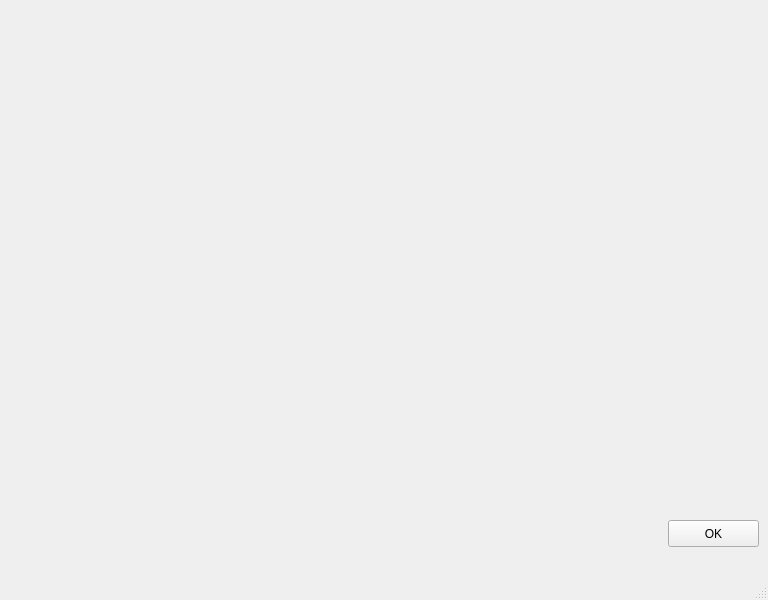
stoic1979/robovision, file app.ui: the form before one commit.
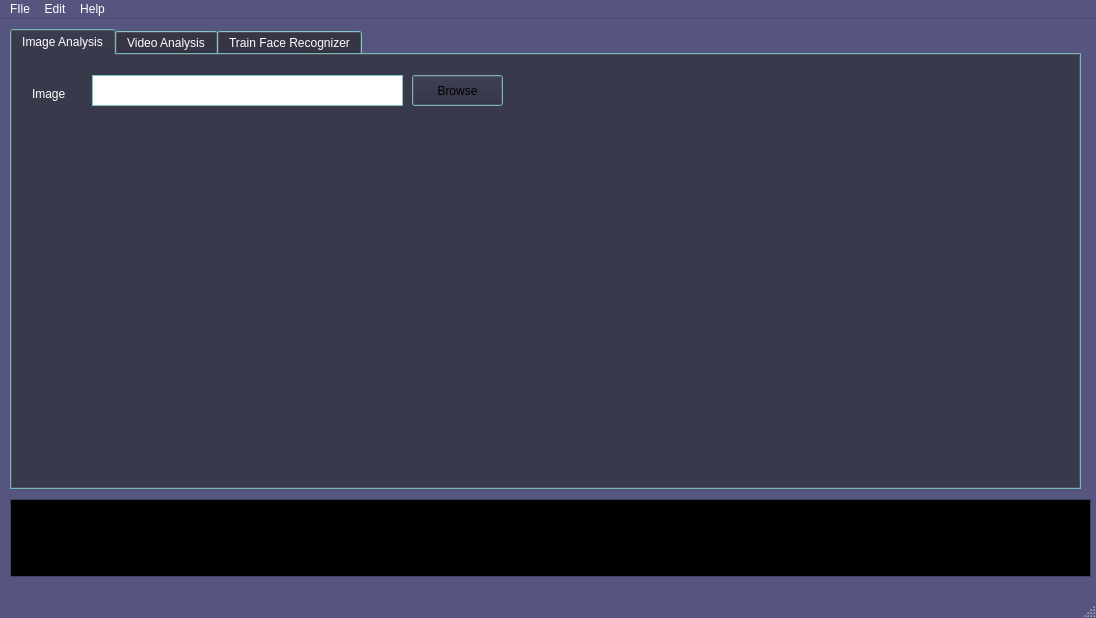
The form after the commit. The open tabs and pages were chosen to show the change.

Commit message: added tabbed widgets on dashboard

```diff
--- a/app.ui
+++ b/app.ui
@@ -6,26 +6,976 @@
    <rect>
     <x>0</x>
     <y>0</y>
-    <width>768</width>
-    <height>600</height>
+    <width>1096</width>
+    <height>618</height>
    </rect>
   </property>
+  <property name="palette">
+   <palette>
+    <active>
+     <colorrole role="WindowText">
+      <brush brushstyle="SolidPattern">
+       <color alpha="255">
+        <red>255</red>
+        <green>255</green>
+        <blue>255</blue>
+       </color>
+      </brush>
+     </colorrole>
+     <colorrole role="Button">
+      <brush brushstyle="SolidPattern">
+       <color alpha="255">
+        <red>85</red>
+        <green>170</green>
+        <blue>255</blue>
+       </color>
+      </brush>
+     </colorrole>
+     <colorrole role="Light">
+      <brush brushstyle="SolidPattern">
+       <color alpha="255">
+        <red>127</red>
+        <green>127</green>
+        <blue>191</blue>
+       </color>
+      </brush>
+     </colorrole>
+     <colorrole role="Midlight">
+      <brush brushstyle="SolidPattern">
+       <color alpha="255">
+        <red>106</red>
+        <green>106</green>
+        <blue>159</blue>
+       </color>
+      </brush>
+     </colorrole>
+     <colorrole role="Dark">
+      <brush brushstyle="SolidPattern">
+       <color alpha="255">
+        <red>42</red>
+        <green>42</green>
+        <blue>63</blue>
+       </color>
+      </brush>
+     </colorrole>
+     <colorrole role="Mid">
+      <brush brushstyle="SolidPattern">
+       <color alpha="255">
+        <red>56</red>
+        <green>56</green>
+        <blue>84</blue>
+       </color>
+      </brush>
+     </colorrole>
+     <colorrole role="Text">
+      <brush brushstyle="SolidPattern">
+       <color alpha="255">
+        <red>255</red>
+        <green>255</green>
+        <blue>255</blue>
+       </color>
+      </brush>
+     </colorrole>
+     <colorrole role="BrightText">
+      <brush brushstyle="SolidPattern">
+       <color alpha="255">
+        <red>255</red>
+        <green>255</green>
+        <blue>255</blue>
+       </color>
+      </brush>
+     </colorrole>
+     <colorrole role="ButtonText">
+      <brush brushstyle="SolidPattern">
+       <color alpha="255">
+        <red>255</red>
+        <green>255</green>
+        <blue>255</blue>
+       </color>
+      </brush>
+     </colorrole>
+     <colorrole role="Base">
+      <brush brushstyle="SolidPattern">
+       <color alpha="255">
+        <red>0</red>
+        <green>0</green>
+        <blue>0</blue>
+       </color>
+      </brush>
+     </colorrole>
+     <colorrole role="Window">
+      <brush brushstyle="SolidPattern">
+       <color alpha="255">
+        <red>85</red>
+        <green>85</green>
+        <blue>127</blue>
+       </color>
+      </brush>
+     </colorrole>
+     <colorrole role="Shadow">
+      <brush brushstyle="SolidPattern">
+       <color alpha="255">
+        <red>0</red>
+        <green>0</green>
+        <blue>0</blue>
+       </color>
+      </brush>
+     </colorrole>
+     <colorrole role="AlternateBase">
+      <brush brushstyle="SolidPattern">
+       <color alpha="255">
+        <red>42</red>
+        <green>42</green>
+        <blue>63</blue>
+       </color>
+      </brush>
+     </colorrole>
+     <colorrole role="ToolTipBase">
+      <brush brushstyle="SolidPattern">
+       <color alpha="255">
+        <red>255</red>
+        <green>255</green>
+        <blue>220</blue>
+       </color>
+      </brush>
+     </colorrole>
+     <colorrole role="ToolTipText">
+      <brush brushstyle="SolidPattern">
+       <color alpha="255">
+        <red>0</red>
+        <green>0</green>
+        <blue>0</blue>
+       </color>
+      </brush>
+     </colorrole>
+    </active>
+    <inactive>
+     <colorrole role="WindowText">
+      <brush brushstyle="SolidPattern">
+       <color alpha="255">
+        <red>255</red>
+        <green>255</green>
+        <blue>255</blue>
+       </color>
+      </brush>
+     </colorrole>
+     <colorrole role="Button">
+      <brush brushstyle="SolidPattern">
+       <color alpha="255">
+        <red>85</red>
+        <green>170</green>
+        <blue>255</blue>
+       </color>
+      </brush>
+     </colorrole>
+     <colorrole role="Light">
+      <brush brushstyle="SolidPattern">
+       <color alpha="255">
+        <red>127</red>
+        <green>127</green>
+        <blue>191</blue>
+       </color>
+      </brush>
+     </colorrole>
+     <colorrole role="Midlight">
+      <brush brushstyle="SolidPattern">
+       <color alpha="255">
+        <red>106</red>
+        <green>106</green>
+        <blue>159</blue>
+       </color>
+      </brush>
+     </colorrole>
+     <colorrole role="Dark">
+      <brush brushstyle="SolidPattern">
+       <color alpha="255">
+        <red>42</red>
+        <green>42</green>
+        <blue>63</blue>
+       </color>
+      </brush>
+     </colorrole>
+     <colorrole role="Mid">
+      <brush brushstyle="SolidPattern">
+       <color alpha="255">
+        <red>56</red>
+        <green>56</green>
+        <blue>84</blue>
+       </color>
+      </brush>
+     </colorrole>
+     <colorrole role="Text">
+      <brush brushstyle="SolidPattern">
+       <color alpha="255">
+        <red>255</red>
+        <green>255</green>
+        <blue>255</blue>
+       </color>
+      </brush>
+     </colorrole>
+     <colorrole role="BrightText">
+      <brush brushstyle="SolidPattern">
+       <color alpha="255">
+        <red>255</red>
+        <green>255</green>
+        <blue>255</blue>
+       </color>
+      </brush>
+     </colorrole>
+     <colorrole role="ButtonText">
+      <brush brushstyle="SolidPattern">
+       <color alpha="255">
+        <red>255</red>
+        <green>255</green>
+        <blue>255</blue>
+       </color>
+      </brush>
+     </colorrole>
+     <colorrole role="Base">
+      <brush brushstyle="SolidPattern">
+       <color alpha="255">
+        <red>0</red>
+        <green>0</green>
+        <blue>0</blue>
+       </color>
+      </brush>
+     </colorrole>
+     <colorrole role="Window">
+      <brush brushstyle="SolidPattern">
+       <color alpha="255">
+        <red>85</red>
+        <green>85</green>
+        <blue>127</blue>
+       </color>
+      </brush>
+     </colorrole>
+     <colorrole role="Shadow">
+      <brush brushstyle="SolidPattern">
+       <color alpha="255">
+        <red>0</red>
+        <green>0</green>
+        <blue>0</blue>
+       </color>
+      </brush>
+     </colorrole>
+     <colorrole role="AlternateBase">
+      <brush brushstyle="SolidPattern">
+       <color alpha="255">
+        <red>42</red>
+        <green>42</green>
+        <blue>63</blue>
+       </color>
+      </brush>
+     </colorrole>
+     <colorrole role="ToolTipBase">
+      <brush brushstyle="SolidPattern">
+       <color alpha="255">
+        <red>255</red>
+        <green>255</green>
+        <blue>220</blue>
+       </color>
+      </brush>
+     </colorrole>
+     <colorrole role="ToolTipText">
+      <brush brushstyle="SolidPattern">
+       <color alpha="255">
+        <red>0</red>
+        <green>0</green>
+        <blue>0</blue>
+       </color>
+      </brush>
+     </colorrole>
+    </inactive>
+    <disabled>
+     <colorrole role="WindowText">
+      <brush brushstyle="SolidPattern">
+       <color alpha="255">
+        <red>42</red>
+        <green>42</green>
+        <blue>63</blue>
+       </color>
+      </brush>
+     </colorrole>
+     <colorrole role="Button">
+      <brush brushstyle="SolidPattern">
+       <color alpha="255">
+        <red>85</red>
+        <green>170</green>
+        <blue>255</blue>
+       </color>
+      </brush>
+     </colorrole>
+     <colorrole role="Light">
+      <brush brushstyle="SolidPattern">
+       <color alpha="255">
+        <red>127</red>
+        <green>127</green>
+        <blue>191</blue>
+       </color>
+      </brush>
+     </colorrole>
+     <colorrole role="Midlight">
+      <brush brushstyle="SolidPattern">
+       <color alpha="255">
+        <red>106</red>
+        <green>106</green>
+        <blue>159</blue>
+       </color>
+      </brush>
+     </colorrole>
+     <colorrole role="Dark">
+      <brush brushstyle="SolidPattern">
+       <color alpha="255">
+        <red>42</red>
+        <green>42</green>
+        <blue>63</blue>
+       </color>
+      </brush>
+     </colorrole>
+     <colorrole role="Mid">
+      <brush brushstyle="SolidPattern">
+       <color alpha="255">
+        <red>56</red>
+        <green>56</green>
+        <blue>84</blue>
+       </color>
+      </brush>
+     </colorrole>
+     <colorrole role="Text">
+      <brush brushstyle="SolidPattern">
+       <color alpha="255">
+        <red>42</red>
+        <green>42</green>
+        <blue>63</blue>
+       </color>
+      </brush>
+     </colorrole>
+     <colorrole role="BrightText">
+      <brush brushstyle="SolidPattern">
+       <color alpha="255">
+        <red>255</red>
+        <green>255</green>
+        <blue>255</blue>
+       </color>
+      </brush>
+     </colorrole>
+     <colorrole role="ButtonText">
+      <brush brushstyle="SolidPattern">
+       <color alpha="255">
+        <red>42</red>
+        <green>42</green>
+        <blue>63</blue>
+       </color>
+      </brush>
+     </colorrole>
+     <colorrole role="Base">
+      <brush brushstyle="SolidPattern">
+       <color alpha="255">
+        <red>85</red>
+        <green>85</green>
+        <blue>127</blue>
+       </color>
+      </brush>
+     </colorrole>
+     <colorrole role="Window">
+      <brush brushstyle="SolidPattern">
+       <color alpha="255">
+        <red>85</red>
+        <green>85</green>
+        <blue>127</blue>
+       </color>
+      </brush>
+     </colorrole>
+     <colorrole role="Shadow">
+      <brush brushstyle="SolidPattern">
+       <color alpha="255">
+        <red>0</red>
+        <green>0</green>
+        <blue>0</blue>
+       </color>
+      </brush>
+     </colorrole>
+     <colorrole role="AlternateBase">
+      <brush brushstyle="SolidPattern">
+       <color alpha="255">
+        <red>85</red>
+        <green>85</green>
+        <blue>127</blue>
+       </color>
+      </brush>
+     </colorrole>
+     <colorrole role="ToolTipBase">
+      <brush brushstyle="SolidPattern">
+       <color alpha="255">
+        <red>255</red>
+        <green>255</green>
+        <blue>220</blue>
+       </color>
+      </brush>
+     </colorrole>
+     <colorrole role="ToolTipText">
+      <brush brushstyle="SolidPattern">
+       <color alpha="255">
+        <red>0</red>
+        <green>0</green>
+        <blue>0</blue>
+       </color>
+      </brush>
+     </colorrole>
+    </disabled>
+   </palette>
+  </property>
   <property name="windowTitle">
    <string>MainWindow</string>
   </property>
   <widget class="QWidget" name="centralwidget">
-   <widget class="QPushButton" name="btnOk">
+   <widget class="QTextEdit" name="teLogs">
     <property name="geometry">
      <rect>
-      <x>668</x>
-      <y>520</y>
-      <width>91</width>
-      <height>27</height>
+      <x>10</x>
+      <y>480</y>
+      <width>1081</width>
+      <height>78</height>
      </rect>
     </property>
-    <property name="text">
-     <string>OK</string>
+   </widget>
+   <widget class="QTabWidget" name="tabWidget">
+    <property name="geometry">
+     <rect>
+      <x>10</x>
+      <y>10</y>
+      <width>1071</width>
+      <height>461</height>
+     </rect>
     </property>
+    <property name="palette">
+     <palette>
+      <active>
+       <colorrole role="WindowText">
+        <brush brushstyle="SolidPattern">
+         <color alpha="255">
+          <red>255</red>
+          <green>255</green>
+          <blue>255</blue>
+         </color>
+        </brush>
+       </colorrole>
+       <colorrole role="Button">
+        <brush brushstyle="SolidPattern">
+         <color alpha="255">
+          <red>39</red>
+          <green>39</green>
+          <blue>59</blue>
+         </color>
+        </brush>
+       </colorrole>
+       <colorrole role="Light">
+        <brush brushstyle="SolidPattern">
+         <color alpha="255">
+          <red>255</red>
+          <green>255</green>
+          <blue>255</blue>
+         </color>
+        </brush>
+       </colorrole>
+       <colorrole role="Midlight">
+        <brush brushstyle="SolidPattern">
+         <color alpha="255">
+          <red>212</red>
+          <green>255</green>
+          <blue>255</blue>
+         </color>
+        </brush>
+       </colorrole>
+       <colorrole role="Dark">
+        <brush brushstyle="SolidPattern">
+         <color alpha="255">
+          <red>85</red>
+          <green>127</green>
+          <blue>127</blue>
+         </color>
+        </brush>
+       </colorrole>
+       <colorrole role="Mid">
+        <brush brushstyle="SolidPattern">
+         <color alpha="255">
+          <red>113</red>
+          <green>170</green>
+          <blue>170</blue>
+         </color>
+        </brush>
+       </colorrole>
+       <colorrole role="Text">
+        <brush brushstyle="SolidPattern">
+         <color alpha="255">
+          <red>255</red>
+          <green>255</green>
+          <blue>255</blue>
+         </color>
+        </brush>
+       </colorrole>
+       <colorrole role="BrightText">
+        <brush brushstyle="SolidPattern">
+         <color alpha="255">
+          <red>255</red>
+          <green>255</green>
+          <blue>255</blue>
+         </color>
+        </brush>
+       </colorrole>
+       <colorrole role="ButtonText">
+        <brush brushstyle="SolidPattern">
+         <color alpha="255">
+          <red>0</red>
+          <green>0</green>
+          <blue>0</blue>
+         </color>
+        </brush>
+       </colorrole>
+       <colorrole role="Base">
+        <brush brushstyle="SolidPattern">
+         <color alpha="255">
+          <red>255</red>
+          <green>255</green>
+          <blue>255</blue>
+         </color>
+        </brush>
+       </colorrole>
+       <colorrole role="Window">
+        <brush brushstyle="SolidPattern">
+         <color alpha="255">
+          <red>170</red>
+          <green>255</green>
+          <blue>255</blue>
+         </color>
+        </brush>
+       </colorrole>
+       <colorrole role="Shadow">
+        <brush brushstyle="SolidPattern">
+         <color alpha="255">
+          <red>0</red>
+          <green>0</green>
+          <blue>0</blue>
+         </color>
+        </brush>
+       </colorrole>
+       <colorrole role="AlternateBase">
+        <brush brushstyle="SolidPattern">
+         <color alpha="255">
+          <red>212</red>
+          <green>255</green>
+          <blue>255</blue>
+         </color>
+        </brush>
+       </colorrole>
+       <colorrole role="ToolTipBase">
+        <brush brushstyle="SolidPattern">
+         <color alpha="255">
+          <red>255</red>
+          <green>255</green>
+          <blue>220</blue>
+         </color>
+        </brush>
+       </colorrole>
+       <colorrole role="ToolTipText">
+        <brush brushstyle="SolidPattern">
+         <color alpha="255">
+          <red>0</red>
+          <green>0</green>
+          <blue>0</blue>
+         </color>
+        </brush>
+       </colorrole>
+      </active>
+      <inactive>
+       <colorrole role="WindowText">
+        <brush brushstyle="SolidPattern">
+         <color alpha="255">
+          <red>255</red>
+          <green>255</green>
+          <blue>255</blue>
+         </color>
+        </brush>
+       </colorrole>
+       <colorrole role="Button">
+        <brush brushstyle="SolidPattern">
+         <color alpha="255">
+          <red>39</red>
+          <green>39</green>
+          <blue>59</blue>
+         </color>
+        </brush>
+       </colorrole>
+       <colorrole role="Light">
+        <brush brushstyle="SolidPattern">
+         <color alpha="255">
+          <red>255</red>
+          <green>255</green>
+          <blue>255</blue>
+         </color>
+        </brush>
+       </colorrole>
+       <colorrole role="Midlight">
+        <brush brushstyle="SolidPattern">
+         <color alpha="255">
+          <red>212</red>
+          <green>255</green>
+          <blue>255</blue>
+         </color>
+        </brush>
+       </colorrole>
+       <colorrole role="Dark">
+        <brush brushstyle="SolidPattern">
+         <color alpha="255">
+          <red>85</red>
+          <green>127</green>
+          <blue>127</blue>
+         </color>
+        </brush>
+       </colorrole>
+       <colorrole role="Mid">
+        <brush brushstyle="SolidPattern">
+         <color alpha="255">
+          <red>113</red>
+          <green>170</green>
+          <blue>170</blue>
+         </color>
+        </brush>
+       </colorrole>
+       <colorrole role="Text">
+        <brush brushstyle="SolidPattern">
+         <color alpha="255">
+          <red>255</red>
+          <green>255</green>
+          <blue>255</blue>
+         </color>
+        </brush>
+       </colorrole>
+       <colorrole role="BrightText">
+        <brush brushstyle="SolidPattern">
+         <color alpha="255">
+          <red>255</red>
+          <green>255</green>
+          <blue>255</blue>
+         </color>
+        </brush>
+       </colorrole>
+       <colorrole role="ButtonText">
+        <brush brushstyle="SolidPattern">
+         <color alpha="255">
+          <red>0</red>
+          <green>0</green>
+          <blue>0</blue>
+         </color>
+        </brush>
+       </colorrole>
+       <colorrole role="Base">
+        <brush brushstyle="SolidPattern">
+         <color alpha="255">
+          <red>255</red>
+          <green>255</green>
+          <blue>255</blue>
+         </color>
+        </brush>
+       </colorrole>
+       <colorrole role="Window">
+        <brush brushstyle="SolidPattern">
+         <color alpha="255">
+          <red>170</red>
+          <green>255</green>
+          <blue>255</blue>
+         </color>
+        </brush>
+       </colorrole>
+       <colorrole role="Shadow">
+        <brush brushstyle="SolidPattern">
+         <color alpha="255">
+          <red>0</red>
+          <green>0</green>
+          <blue>0</blue>
+         </color>
+        </brush>
+       </colorrole>
+       <colorrole role="AlternateBase">
+        <brush brushstyle="SolidPattern">
+         <color alpha="255">
+          <red>212</red>
+          <green>255</green>
+          <blue>255</blue>
+         </color>
+        </brush>
+       </colorrole>
+       <colorrole role="ToolTipBase">
+        <brush brushstyle="SolidPattern">
+         <color alpha="255">
+          <red>255</red>
+          <green>255</green>
+          <blue>220</blue>
+         </color>
+        </brush>
+       </colorrole>
+       <colorrole role="ToolTipText">
+        <brush brushstyle="SolidPattern">
+         <color alpha="255">
+          <red>0</red>
+          <green>0</green>
+          <blue>0</blue>
+         </color>
+        </brush>
+       </colorrole>
+      </inactive>
+      <disabled>
+       <colorrole role="WindowText">
+        <brush brushstyle="SolidPattern">
+         <color alpha="255">
+          <red>85</red>
+          <green>127</green>
+          <blue>127</blue>
+         </color>
+        </brush>
+       </colorrole>
+       <colorrole role="Button">
+        <brush brushstyle="SolidPattern">
+         <color alpha="255">
+          <red>39</red>
+          <green>39</green>
+          <blue>59</blue>
+         </color>
+        </brush>
+       </colorrole>
+       <colorrole role="Light">
+        <brush brushstyle="SolidPattern">
+         <color alpha="255">
+          <red>255</red>
+          <green>255</green>
+          <blue>255</blue>
+         </color>
+        </brush>
+       </colorrole>
+       <colorrole role="Midlight">
+        <brush brushstyle="SolidPattern">
+         <color alpha="255">
+          <red>212</red>
+          <green>255</green>
+          <blue>255</blue>
+         </color>
+        </brush>
+       </colorrole>
+       <colorrole role="Dark">
+        <brush brushstyle="SolidPattern">
+         <color alpha="255">
+          <red>85</red>
+          <green>127</green>
+          <blue>127</blue>
+         </color>
+        </brush>
+       </colorrole>
+       <colorrole role="Mid">
+        <brush brushstyle="SolidPattern">
+         <color alpha="255">
+          <red>113</red>
+          <green>170</green>
+          <blue>170</blue>
+         </color>
+        </brush>
+       </colorrole>
+       <colorrole role="Text">
+        <brush brushstyle="SolidPattern">
+         <color alpha="255">
+          <red>85</red>
+          <green>127</green>
+          <blue>127</blue>
+         </color>
+        </brush>
+       </colorrole>
+       <colorrole role="BrightText">
+        <brush brushstyle="SolidPattern">
+         <color alpha="255">
+          <red>255</red>
+          <green>255</green>
+          <blue>255</blue>
+         </color>
+        </brush>
+       </colorrole>
+       <colorrole role="ButtonText">
+        <brush brushstyle="SolidPattern">
+         <color alpha="255">
+          <red>85</red>
+          <green>127</green>
+          <blue>127</blue>
+         </color>
+        </brush>
+       </colorrole>
+       <colorrole role="Base">
+        <brush brushstyle="SolidPattern">
+         <color alpha="255">
+          <red>170</red>
+          <green>255</green>
+          <blue>255</blue>
+         </color>
+        </brush>
+       </colorrole>
+       <colorrole role="Window">
+        <brush brushstyle="SolidPattern">
+         <color alpha="255">
+          <red>170</red>
+          <green>255</green>
+          <blue>255</blue>
+         </color>
+        </brush>
+       </colorrole>
+       <colorrole role="Shadow">
+        <brush brushstyle="SolidPattern">
+         <color alpha="255">
+          <red>0</red>
+          <green>0</green>
+          <blue>0</blue>
+         </color>
+        </brush>
+       </colorrole>
+       <colorrole role="AlternateBase">
+        <brush brushstyle="SolidPattern">
+         <color alpha="255">
+          <red>170</red>
+          <green>255</green>
+          <blue>255</blue>
+         </color>
+        </brush>
+       </colorrole>
+       <colorrole role="ToolTipBase">
+        <brush brushstyle="SolidPattern">
+         <color alpha="255">
+          <red>255</red>
+          <green>255</green>
+          <blue>220</blue>
+         </color>
+        </brush>
+       </colorrole>
+       <colorrole role="ToolTipText">
+        <brush brushstyle="SolidPattern">
+         <color alpha="255">
+          <red>0</red>
+          <green>0</green>
+          <blue>0</blue>
+         </color>
+        </brush>
+       </colorrole>
+      </disabled>
+     </palette>
+    </property>
+    <property name="currentIndex">
+     <number>1</number>
+    </property>
+    <widget class="QWidget" name="tab">
+     <attribute name="title">
+      <string>Image Analysis</string>
+     </attribute>
+     <widget class="QLabel" name="label">
+      <property name="geometry">
+       <rect>
+        <x>20</x>
+        <y>30</y>
+        <width>68</width>
+        <height>17</height>
+       </rect>
+      </property>
+      <property name="text">
+       <string>Image</string>
+      </property>
+     </widget>
+     <widget class="QTextEdit" name="textEdit">
+      <property name="geometry">
+       <rect>
+        <x>80</x>
+        <y>20</y>
+        <width>311</width>
+        <height>31</height>
+       </rect>
+      </property>
+     </widget>
+     <widget class="QPushButton" name="btnBrowseImage">
+      <property name="geometry">
+       <rect>
+        <x>400</x>
+        <y>20</y>
+        <width>91</width>
+        <height>31</height>
+       </rect>
+      </property>
+      <property name="text">
+       <string>Browse</string>
+      </property>
+     </widget>
+    </widget>
+    <widget class="QWidget" name="tab_2">
+     <attribute name="title">
+      <string>Video Analysis</string>
+     </attribute>
+     <widget class="QLabel" name="label_2">
+      <property name="geometry">
+       <rect>
+        <x>10</x>
+        <y>30</y>
+        <width>81</width>
+        <height>17</height>
+       </rect>
+      </property>
+      <property name="text">
+       <string>Camera ID</string>
+      </property>
+     </widget>
+     <widget class="QComboBox" name="comboBox">
+      <property name="geometry">
+       <rect>
+        <x>100</x>
+        <y>30</y>
+        <width>71</width>
+        <height>27</height>
+       </rect>
+      </property>
+     </widget>
+    </widget>
+    <widget class="QWidget" name="tab_3">
+     <attribute name="title">
+      <string>Train Face Recognizer</string>
+     </attribute>
+     <widget class="QTextEdit" name="textEdit_2">
+      <property name="geometry">
+       <rect>
+        <x>150</x>
+        <y>30</y>
+        <width>311</width>
+        <height>31</height>
+       </rect>
+      </property>
+     </widget>
+     <widget class="QPushButton" name="btnBrowseImage_2">
+      <property name="geometry">
+       <rect>
+        <x>470</x>
+        <y>30</y>
+        <width>91</width>
+        <height>31</height>
+       </rect>
+      </property>
+      <property name="text">
+       <string>Browse</string>
+      </property>
+     </widget>
+     <widget class="QLabel" name="label_3">
+      <property name="geometry">
+       <rect>
+        <x>10</x>
+        <y>40</y>
+        <width>131</width>
+        <height>17</height>
+       </rect>
+      </property>
+      <property name="text">
+       <string>Dataset Directory</string>
+      </property>
+     </widget>
+    </widget>
    </widget>
   </widget>
   <widget class="QMenuBar" name="menubar">
@@ -33,10 +983,31 @@
     <rect>
      <x>0</x>
      <y>0</y>
-     <width>768</width>
+     <width>1096</width>
      <height>25</height>
     </rect>
    </property>
+   <widget class="QMenu" name="menuFIle">
+    <property name="title">
+     <string>FIle</string>
+    </property>
+    <addaction name="actionExit"/>
+   </widget>
+   <widget class="QMenu" name="menuEdit">
+    <property name="title">
+     <string>Edit</string>
+    </property>
+    <addaction name="actionPreferences"/>
+   </widget>
+   <widget class="QMenu" name="menuHelp">
+    <property name="title">
+     <string>Help</string>
+    </property>
+    <addaction name="actionAbout"/>
+   </widget>
+   <addaction name="menuFIle"/>
+   <addaction name="menuEdit"/>
+   <addaction name="menuHelp"/>
   </widget>
   <widget class="QStatusBar" name="statusbar"/>
  </widget>
```
Left out of the diff: 15 changed lines with no effect on the pictures. The commit also changes 1 other file.
